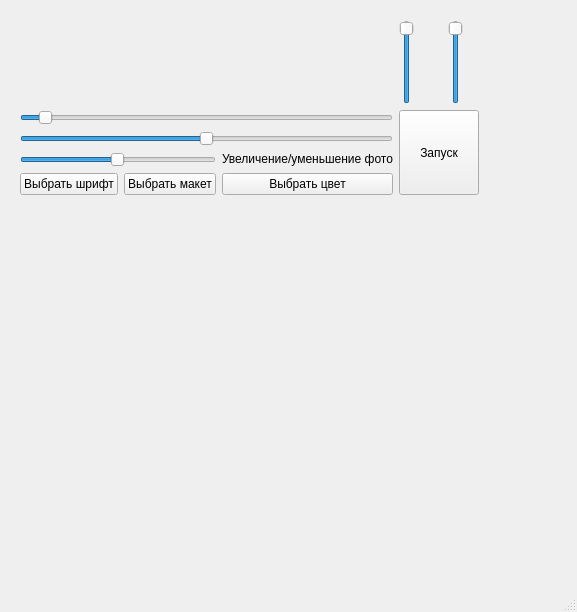
Qt form window.ui (KeepItRealAlways/badges) before a commit.
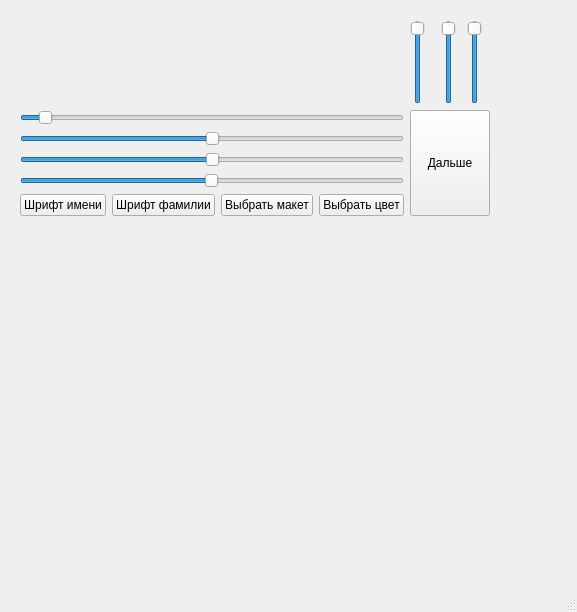
The same form after that commit.

The edit to the form file:
```diff
--- a/window.ui
+++ b/window.ui
@@ -42,7 +42,7 @@
      <property name="sizeConstraint">
       <enum>QLayout::SetFixedSize</enum>
      </property>
-     <item row="1" column="0" colspan="3">
+     <item row="1" column="0" colspan="4">
       <widget class="QSlider" name="HorizontalPhotoSlider">
        <property name="maximum">
         <number>999</number>
@@ -55,7 +55,60 @@
        </property>
       </widget>
      </item>
-     <item row="0" column="0" colspan="3">
+     <item row="5" column="1">
+      <widget class="QPushButton" name="SelectSurnameFont">
+       <property name="text">
+        <string>Шрифт фамилии</string>
+       </property>
+      </widget>
+     </item>
+     <item row="5" column="0">
+      <widget class="QPushButton" name="SelectNameFont">
+       <property name="text">
+        <string>Шрифт имени</string>
+       </property>
+      </widget>
+     </item>
+     <item row="2" column="0" colspan="4">
+      <widget class="QSlider" name="HorizontalNameSlider">
+       <property name="maximum">
+        <number>999</number>
+       </property>
+       <property name="value">
+        <number>500</number>
+       </property>
+       <property name="orientation">
+        <enum>Qt::Horizontal</enum>
+       </property>
+      </widget>
+     </item>
+     <item row="0" column="4">
+      <widget class="QSlider" name="VerticalPhotoSlider">
+       <property name="maximum">
+        <number>999</number>
+       </property>
+       <property name="value">
+        <number>979</number>
+       </property>
+       <property name="orientation">
+        <enum>Qt::Vertical</enum>
+       </property>
+      </widget>
+     </item>
+     <item row="0" column="5">
+      <widget class="QSlider" name="VerticalNameSlider">
+       <property name="maximum">
+        <number>999</number>
+       </property>
+       <property name="value">
+        <number>979</number>
+       </property>
+       <property name="orientation">
+        <enum>Qt::Vertical</enum>
+       </property>
+      </widget>
+     </item>
+     <item row="0" column="0" colspan="4">
       <widget class="QLabel" name="Preview">
        <property name="sizePolicy">
         <sizepolicy hsizetype="Expanding" vsizetype="Expanding">
@@ -71,7 +124,66 @@
        </property>
       </widget>
      </item>
-     <item row="3" column="0" colspan="2">
+     <item row="5" column="3">
+      <widget class="QPushButton" name="SelectColor">
+       <property name="sizePolicy">
+        <sizepolicy hsizetype="Minimum" vsizetype="Minimum">
+         <horstretch>0</horstretch>
+         <verstretch>0</verstretch>
+        </sizepolicy>
+       </property>
+       <property name="text">
+        <string>Выбрать цвет</string>
+       </property>
+      </widget>
+     </item>
+     <item row="3" column="0" colspan="4">
+      <widget class="QSlider" name="HorizontalSurnameSlider">
+       <property name="maximum">
+        <number>999</number>
+       </property>
+       <property name="value">
+        <number>500</number>
+       </property>
+       <property name="orientation">
+        <enum>Qt::Horizontal</enum>
+       </property>
+      </widget>
+     </item>
+     <item row="0" column="6">
+      <widget class="QSlider" name="VerticalSurnameSlider">
+       <property name="maximum">
+        <number>999</number>
+       </property>
+       <property name="value">
+        <number>979</number>
+       </property>
+       <property name="orientation">
+        <enum>Qt::Vertical</enum>
+       </property>
+      </widget>
+     </item>
+     <item row="1" column="4" rowspan="5" colspan="3">
+      <widget class="QPushButton" name="Run">
+       <property name="sizePolicy">
+        <sizepolicy hsizetype="Minimum" vsizetype="Minimum">
+         <horstretch>0</horstretch>
+         <verstretch>0</verstretch>
+        </sizepolicy>
+       </property>
+       <property name="text">
+        <string>Дальше</string>
+       </property>
+      </widget>
+     </item>
+     <item row="5" column="2">
+      <widget class="QPushButton" name="SelectMockup">
+       <property name="text">
+        <string>Выбрать макет</string>
+       </property>
+      </widget>
+     </item>
+     <item row="4" column="0" colspan="4">
       <widget class="QSlider" name="PhotoSizeSlider">
        <property name="minimum">
         <number>1</number>
@@ -87,95 +199,6 @@
        </property>
       </widget>
      </item>
-     <item row="4" column="0">
-      <widget class="QPushButton" name="SelectFont">
-       <property name="text">
-        <string>Выбрать шрифт</string>
-       </property>
-      </widget>
-     </item>
-     <item row="3" column="2">
-      <widget class="QLabel" name="label">
-       <property name="text">
-        <string>Увеличение/уменьшение фото</string>
-       </property>
-       <property name="alignment">
-        <set>Qt::AlignLeading|Qt::AlignLeft|Qt::AlignTop</set>
-       </property>
-      </widget>
-     </item>
-     <item row="0" column="3">
-      <widget class="QSlider" name="VerticalPhotoSlider">
-       <property name="maximum">
-        <number>999</number>
-       </property>
-       <property name="value">
-        <number>979</number>
-       </property>
-       <property name="orientation">
-        <enum>Qt::Vertical</enum>
-       </property>
-      </widget>
-     </item>
-     <item row="2" column="0" colspan="3">
-      <widget class="QSlider" name="HorizontalTextSlider">
-       <property name="maximum">
-        <number>999</number>
-       </property>
-       <property name="value">
-        <number>500</number>
-       </property>
-       <property name="orientation">
-        <enum>Qt::Horizontal</enum>
-       </property>
-      </widget>
-     </item>
-     <item row="0" column="4">
-      <widget class="QSlider" name="VerticalTextSlider">
-       <property name="maximum">
-        <number>999</number>
-       </property>
-       <property name="value">
-        <number>979</number>
-       </property>
-       <property name="orientation">
-        <enum>Qt::Vertical</enum>
-       </property>
-      </widget>
-     </item>
-     <item row="4" column="1">
-      <widget class="QPushButton" name="SelectMockup">
-       <property name="text">
-        <string>Выбрать макет</string>
-       </property>
-      </widget>
-     </item>
-     <item row="4" column="2">
-      <widget class="QPushButton" name="SelectColor">
-       <property name="sizePolicy">
-        <sizepolicy hsizetype="Minimum" vsizetype="Minimum">
-         <horstretch>0</horstretch>
-         <verstretch>0</verstretch>
-        </sizepolicy>
-       </property>
-       <property name="text">
-        <string>Выбрать цвет</string>
-       </property>
-      </widget>
-     </item>
-     <item row="1" column="3" rowspan="4" colspan="2">
-      <widget class="QPushButton" name="Run">
-       <property name="sizePolicy">
-        <sizepolicy hsizetype="Minimum" vsizetype="Minimum">
-         <horstretch>0</horstretch>
-         <verstretch>0</verstretch>
-        </sizepolicy>
-       </property>
-       <property name="text">
-        <string>Запуск</string>
-       </property>
-      </widget>
-     </item>
     </layout>
    </widget>
   </widget>
```
